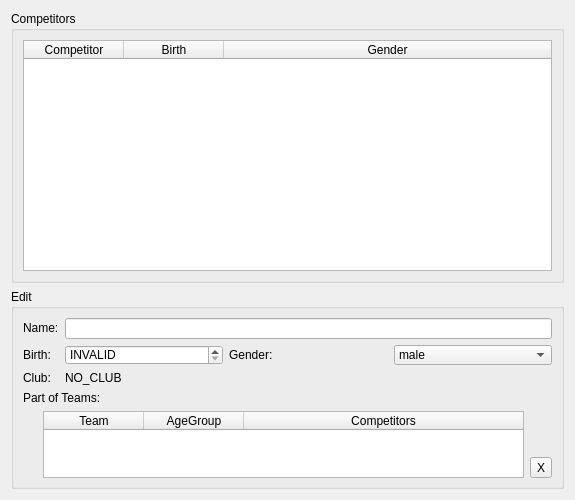
MrApe/OpenCompetition, file modules/competitorlist/competitorlistwidget.ui: the form before one commit.
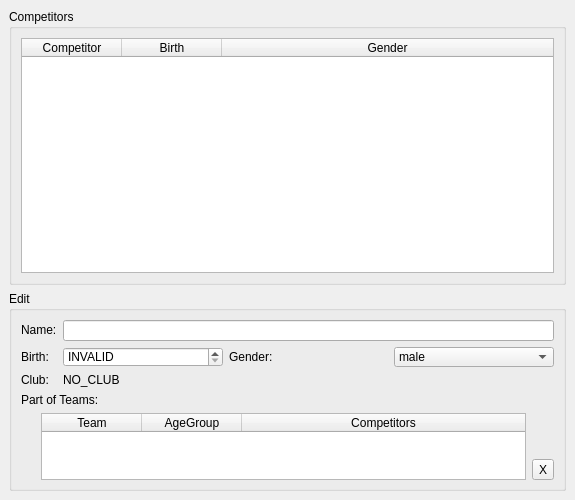
The form after the commit. Icons and pictures are not drawn.

Commit message:
Conversion to MainWindow
 + Abstract Module now inherits from QMainWindow instead of QWidget to provide some additional functionalities for the modules

Patch:
```diff
--- a/modules/competitorlist/competitorlistwidget.ui
+++ b/modules/competitorlist/competitorlistwidget.ui
@@ -1,7 +1,7 @@
 <?xml version="1.0" encoding="UTF-8"?>
 <ui version="4.0">
  <class>CompetitorListWidget</class>
- <widget class="QWidget" name="CompetitorListWidget">
+ <widget class="QMainWindow" name="CompetitorListWidget">
   <property name="geometry">
    <rect>
     <x>0</x>
@@ -13,6 +13,15 @@
   <property name="windowTitle">
    <string>Form</string>
   </property>
+  <widget class="QWidget" name="centralWidget" native="true">
+   <property name="geometry">
+    <rect>
+     <x>9</x>
+     <y>9</y>
+     <width>362</width>
+     <height>452</height>
+    </rect>
+   </property>
   <layout class="QVBoxLayout" name="verticalLayout">
    <item>
     <widget class="QGroupBox" name="groupBox_2">
@@ -256,6 +265,7 @@
    </item>
   </layout>
  </widget>
+ </widget>
  <resources>
   <include location="../../ressources.qrc"/>
  </resources>
```
Left out of the diff: 83 changed lines with no effect on the pictures. Lines whose indentation alone changed are shown as unchanged. The commit also changes 15 other files.
